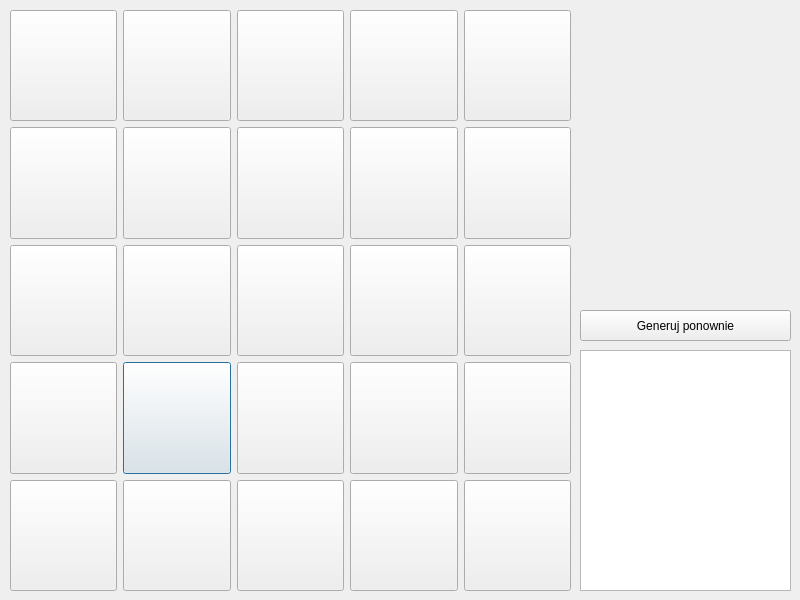
Qt form Project/bingo.ui (Skeletonek/Bingomonium) before a commit.
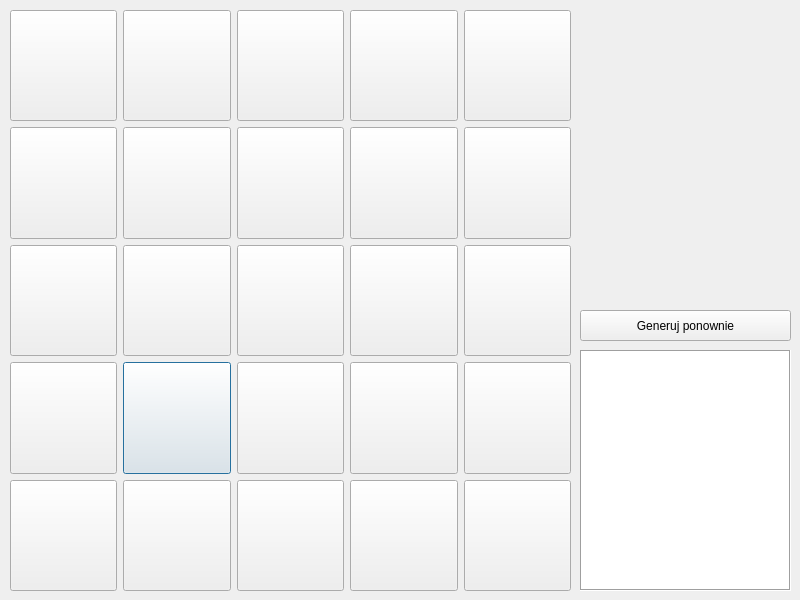
The same form after that commit. Icons and pictures are not drawn.

Diff of the .ui file:
```diff
--- a/Project/bingo.ui
+++ b/Project/bingo.ui
@@ -381,15 +381,15 @@
      <verstretch>0</verstretch>
     </sizepolicy>
    </property>
+   <property name="frameShape">
+    <enum>QFrame::Box</enum>
+   </property>
    <property name="editTriggers">
     <set>QAbstractItemView::NoEditTriggers</set>
    </property>
    <property name="selectionMode">
     <enum>QAbstractItemView::MultiSelection</enum>
    </property>
-   <property name="viewMode">
-    <enum>QListView::ListMode</enum>
-   </property>
    <property name="selectionRectVisible">
     <bool>true</bool>
    </property>
```
